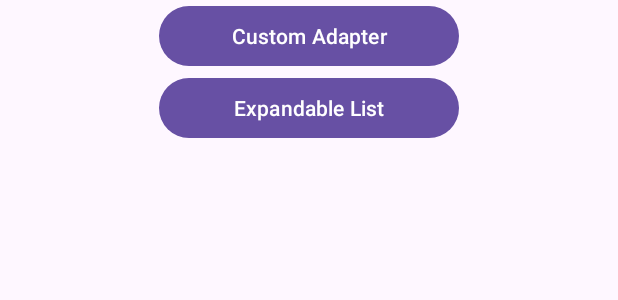
After one commit to OmerFShuhag/Assignment, an Android app: the layout activity_assign04.xml on its own in the app's theme, with its tools: preview values and no code run, on a phone screen of 412 x 824 dp. The commit adds this screen. Shown: the top 300 px of the screen. Run offline under Robolectric (Android 15) with nearby library versions, the phone set to English and light mode, and no system bars.

Commit message:
Custom & Expandable

```diff
--- /dev/null
+++ b/app/src/main/res/layout/activity_assign04.xml
@@ -0,0 +1,29 @@
+<?xml version="1.0" encoding="utf-8"?>
+<LinearLayout xmlns:android="http://schemas.android.com/apk/res/android"
+    xmlns:app="http://schemas.android.com/apk/res-auto"
+    xmlns:tools="http://schemas.android.com/tools"
+    android:id="@+id/main"
+    android:layout_width="match_parent"
+    android:layout_height="match_parent"
+    tools:context=".Assign_04">
+
+    <LinearLayout
+        android:layout_width="match_parent"
+        android:layout_height="wrap_content"
+        android:orientation="vertical"
+        android:gravity="center"
+        android:layout_centerInParent="true">
+
+        <Button
+            android:layout_width="200dp"
+            android:layout_height="wrap_content"
+            android:id="@+id/c"
+            android:text="Custom Adapter"/>
+        <Button
+            android:layout_width="200dp"
+            android:layout_height="wrap_content"
+            android:id="@+id/e"
+            android:text="Expandable List"/>
+    </LinearLayout>
+
+</LinearLayout>
```
Also changed, not shown: app/src/main/AndroidManifest.xml (+9 -0 lines), app/src/main/java/com/example/assignment1/Assign_04.java (added, +49 -0 lines), app/src/main/java/com/example/assignment1/Assign_04_C.java (added, +24 -0 lines), app/src/main/java/com/example/assignment1/Assign_04_E.java (added, +24 -0 lines), app/src/main/java/com/example/assignment1/MainActivity.java (+14 -2 lines), app/src/main/res/layout/activity_assign04_c.xml (added, +10 -0 lines), app/src/main/res/layout/activity_assign04_e.xml (added, +10 -0 lines), app/src/main/res/layout/activity_main.xml (+10 -3 lines).
